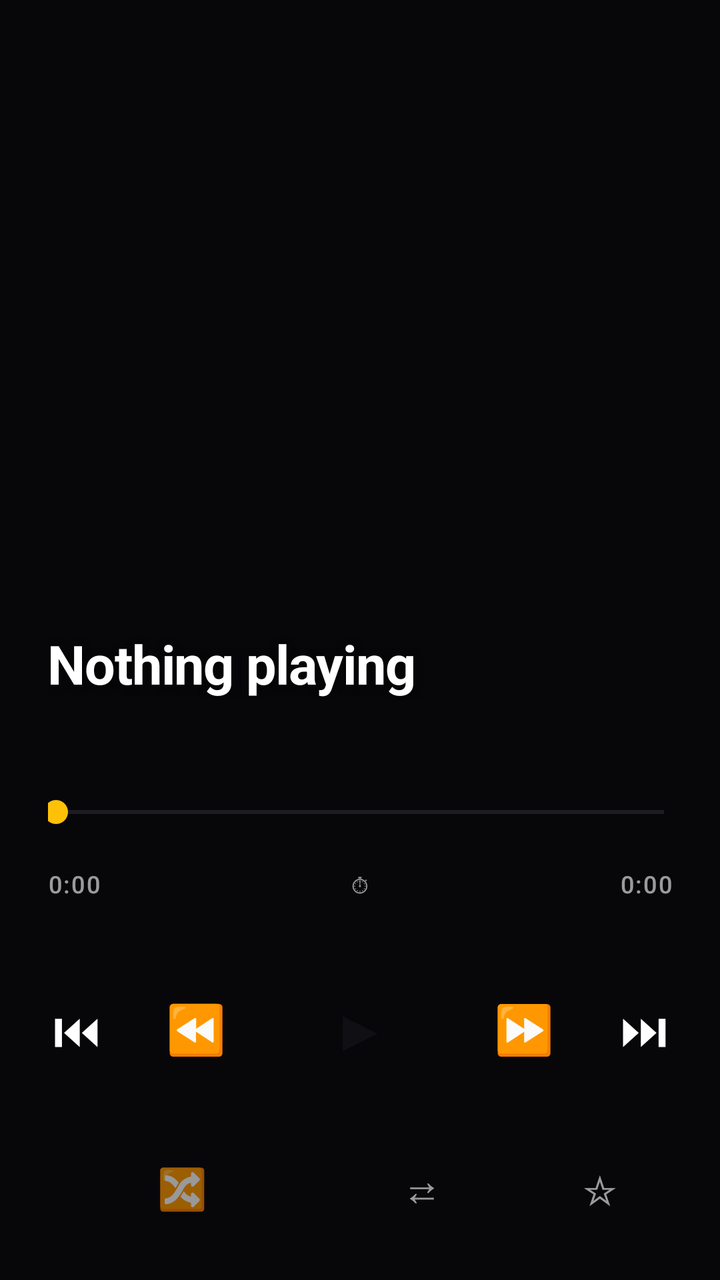
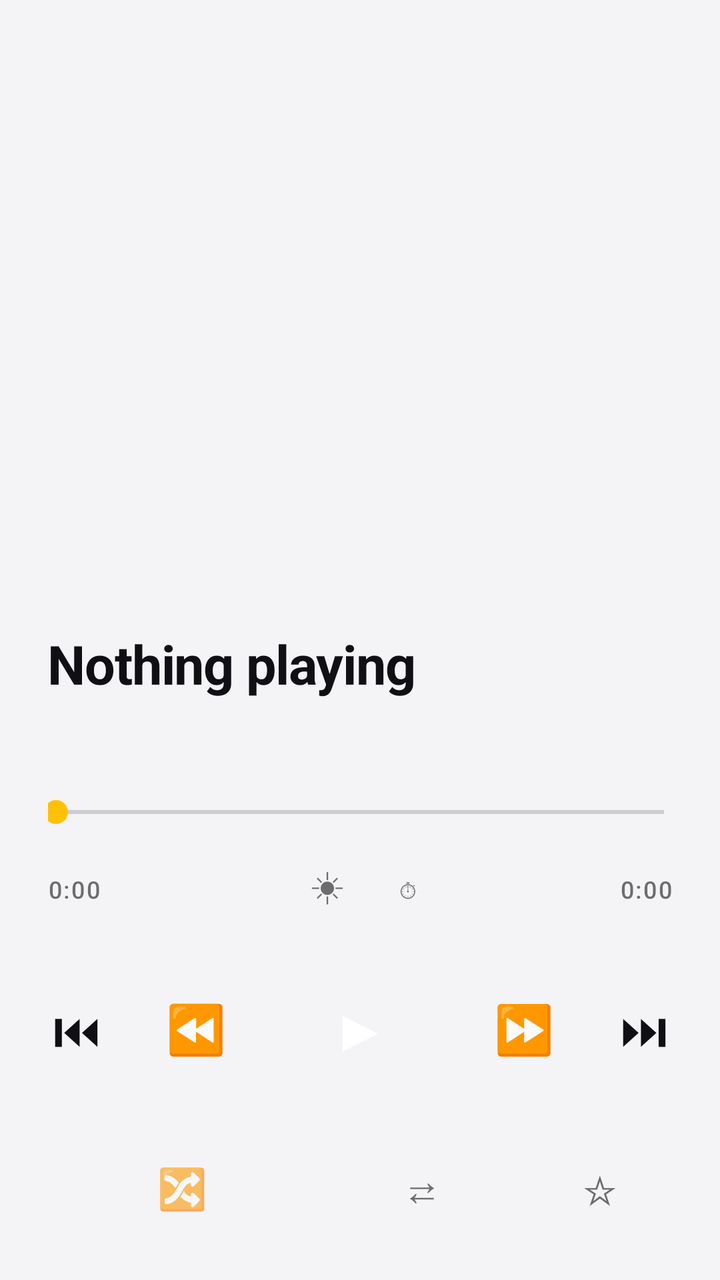

Before-and-after screenshots of an Android layout around one commit, followed by the original layout XML and the change that was made.
<!-- AndroidManifest.xml: application theme Theme.Chorus -->
<!-- res/layout/view_player.xml -->
<?xml version="1.0" encoding="utf-8"?>
<FrameLayout xmlns:android="http://schemas.android.com/apk/res/android"
    android:layout_width="match_parent"
    android:layout_height="match_parent"
    android:background="#FF07070A">

    
    <ImageView
        android:id="@+id/player_backdrop"
        android:layout_width="match_parent"
        android:layout_height="match_parent"
        android:alpha="0.9"
        android:importantForAccessibility="no"
        android:scaleType="centerCrop" />

    
    <View
        android:id="@+id/player_scrim"
        android:layout_width="match_parent"
        android:layout_height="match_parent"
        android:importantForAccessibility="no" />

    <LinearLayout
        android:id="@+id/player_content"
        android:layout_width="match_parent"
        android:layout_height="match_parent"
        android:gravity="center_vertical"
        android:orientation="vertical"
        android:paddingStart="24dp"
        android:paddingTop="12dp"
        android:paddingEnd="24dp"
        android:paddingBottom="20dp">

        
        <FrameLayout
            android:id="@+id/player_art_frame"
            android:layout_width="match_parent"
            android:layout_height="0dp"
            android:layout_weight="1">

            <ImageView
                android:id="@+id/player_art"
                android:layout_width="match_parent"
                android:layout_height="match_parent"
                android:contentDescription="Album art"
                android:scaleType="centerCrop" />
        </FrameLayout>

        <TextView
            android:id="@+id/player_title"
            android:layout_width="match_parent"
            android:layout_height="wrap_content"
            android:layout_marginTop="26dp"
            android:ellipsize="marquee"
            android:focusable="true"
            android:fontFamily="sans-serif"
            android:letterSpacing="-0.015"
            android:marqueeRepeatLimit="marquee_forever"
            android:maxLines="1"
            android:shadowColor="#99000000"
            android:shadowDx="0"
            android:shadowDy="2"
            android:shadowRadius="10"
            android:singleLine="true"
            android:text="Nothing playing"
            android:textColor="#FFFFFFFF"
            android:textSize="27sp"
            android:textStyle="bold" />

        <TextView
            android:id="@+id/player_artist"
            android:layout_width="match_parent"
            android:layout_height="wrap_content"
            android:layout_marginTop="6dp"
            android:ellipsize="end"
            android:fontFamily="sans-serif"
            android:maxLines="1"
            android:shadowColor="#80000000"
            android:shadowDx="0"
            android:shadowDy="1"
            android:shadowRadius="6"
            android:textColor="#B8FFFFFF"
            android:textSize="15sp" />

        
        <SeekBar
            android:id="@+id/player_seek"
            android:layout_width="match_parent"
            android:layout_height="32dp"
            android:layout_marginTop="14dp"
            android:max="0"
            android:paddingStart="4dp"
            android:paddingEnd="4dp"
            android:progress="0"
            android:splitTrack="false" />

        
        <LinearLayout
            android:layout_width="match_parent"
            android:layout_height="wrap_content"
            android:orientation="horizontal">

            <TextView
                android:id="@+id/player_elapsed"
                android:layout_width="0dp"
                android:layout_height="wrap_content"
                android:layout_weight="1"
                android:fontFamily="sans-serif-medium"
                android:gravity="start"
                android:letterSpacing="0.06"
                android:text="0:00"
                android:textColor="#99FFFFFF"
                android:textSize="12sp" />

            <TextView
                android:id="@+id/player_sleep"
                android:layout_width="wrap_content"
                android:layout_height="40dp"
                android:layout_marginStart="8dp"
                android:layout_marginEnd="8dp"
                android:background="?android:attr/selectableItemBackgroundBorderless"
                android:clickable="true"
                android:contentDescription="Sleep timer off, tap to set"
                android:focusable="true"
                android:gravity="center"
                android:text="⏱"
                android:textColor="#99FFFFFF"
                android:textSize="12sp" />

            <TextView
                android:id="@+id/player_total"
                android:layout_width="0dp"
                android:layout_height="wrap_content"
                android:layout_weight="1"
                android:fontFamily="sans-serif-medium"
                android:gravity="end"
                android:letterSpacing="0.06"
                android:text="0:00"
                android:textColor="#99FFFFFF"
                android:textSize="12sp" />
        </LinearLayout>

        
        <LinearLayout
            android:id="@+id/player_transport"
            android:layout_width="match_parent"
            android:layout_height="wrap_content"
            android:layout_marginTop="14dp"
            android:gravity="center"
            android:orientation="horizontal">

            <TextView
                android:id="@+id/player_prev"
                android:layout_width="60dp"
                android:layout_height="60dp"
                android:background="?android:attr/selectableItemBackgroundBorderless"
                android:clickable="true"
                android:contentDescription="Previous track"
                android:focusable="true"
                android:gravity="center"
                android:text="⏮"
                android:textColor="#FFFFFFFF"
                android:textSize="24sp" />

            <TextView
                android:id="@+id/player_rewind"
                android:layout_width="60dp"
                android:layout_height="60dp"
                android:background="?android:attr/selectableItemBackgroundBorderless"
                android:clickable="true"
                android:contentDescription="Rewind 10 seconds"
                android:focusable="true"
                android:gravity="center"
                android:text="⏪"
                android:textColor="#FFFFFFFF"
                android:textSize="24sp" />

            
            <TextView
                android:id="@+id/player_play_pause"
                android:layout_width="76dp"
                android:layout_height="76dp"
                android:layout_marginStart="14dp"
                android:layout_marginEnd="14dp"
                android:clickable="true"
                android:contentDescription="Play or pause"
                android:focusable="true"
                android:gravity="center"
                android:text="▶"
                android:textColor="#FF101014"
                android:textSize="30sp" />

            <TextView
                android:id="@+id/player_forward"
                android:layout_width="60dp"
                android:layout_height="60dp"
                android:background="?android:attr/selectableItemBackgroundBorderless"
                android:clickable="true"
                android:contentDescription="Forward 10 seconds"
                android:focusable="true"
                android:gravity="center"
                android:text="⏩"
                android:textColor="#FFFFFFFF"
                android:textSize="24sp" />

            <TextView
                android:id="@+id/player_next"
                android:layout_width="60dp"
                android:layout_height="60dp"
                android:background="?android:attr/selectableItemBackgroundBorderless"
                android:clickable="true"
                android:contentDescription="Next track"
                android:focusable="true"
                android:gravity="center"
                android:text="⏭"
                android:textColor="#FFFFFFFF"
                android:textSize="24sp" />
        </LinearLayout>

        
        <LinearLayout
            android:id="@+id/player_modes"
            android:layout_width="match_parent"
            android:layout_height="wrap_content"
            android:layout_marginTop="16dp"
            android:gravity="center"
            android:orientation="horizontal">

            <TextView
                android:id="@+id/player_shuffle"
                android:layout_width="wrap_content"
                android:layout_height="52dp"
                android:background="?android:attr/selectableItemBackgroundBorderless"
                android:clickable="true"
                android:contentDescription="Shuffle off"
                android:focusable="true"
                android:gravity="center"
                android:minWidth="104dp"
                android:paddingStart="24dp"
                android:paddingEnd="24dp"
                android:text="🔀"
                android:textColor="#99FFFFFF"
                android:textSize="20sp" />

            <TextView
                android:id="@+id/player_repeat"
                android:layout_width="wrap_content"
                android:layout_height="52dp"
                android:layout_marginStart="16dp"
                android:background="?android:attr/selectableItemBackgroundBorderless"
                android:clickable="true"
                android:contentDescription="Repeat off"
                android:focusable="true"
                android:gravity="center"
                android:minWidth="104dp"
                android:paddingStart="24dp"
                android:paddingEnd="24dp"
                android:text="⇄"
                android:textColor="#99FFFFFF"
                android:textSize="20sp" />

            
            <TextView
                android:id="@+id/player_star"
                android:layout_width="wrap_content"
                android:layout_height="52dp"
                android:layout_marginStart="16dp"
                android:background="?android:attr/selectableItemBackgroundBorderless"
                android:clickable="true"
                android:contentDescription="Not a favourite"
                android:focusable="true"
                android:gravity="center"
                android:paddingStart="12dp"
                android:paddingEnd="12dp"
                android:text="☆"
                android:textColor="#99FFFFFF"
                android:textSize="20sp" />
        </LinearLayout>
    </LinearLayout>
</FrameLayout>
<!-- resources referenced by this layout -->
<resources>
  <style name="Theme.Chorus" parent="Theme.Chorus.Base" />
  <color name="chorus_light_bg">#FFF4F4F7</color>
  <color name="chorus_light_status_bar">@color/chorus_light_bg</color>
  <color name="chorus_light_nav_bar">@color/chorus_light_bg</color>
  <color name="chorus_light_text_primary">#FF101014</color>
  <color name="chorus_light_text_secondary">#FF5B5B66</color>
  <color name="chorus_light_surface">#FFFFFFFF</color>
  <color name="chorus_light_surface_elevated">#FFFFFFFF</color>
  <color name="chorus_light_text_muted">#FF8A8A96</color>
  <color name="chorus_light_divider">#1F000000</color>
  <color name="chorus_light_accent">#FFFFC107</color>
  <color name="chorus_light_accent_text">#FF8A6D00</color>
  <color name="chorus_light_player_bg">#FFF4F4F7</color>
  <color name="chorus_light_player_text">#FF101014</color>
  <color name="chorus_light_player_text_secondary">#B3101014</color>
  <color name="chorus_light_player_text_muted">#99101014</color>
  <color name="chorus_light_player_text_shadow">#00000000</color>
  <color name="chorus_light_player_art_card">#FF14141A</color>
  <color name="chorus_light_player_scrim_mid">#CCFFFFFF</color>
  <color name="chorus_light_player_scrim_low">#F2FFFFFF</color>
  <color name="chorus_light_player_scrim_end">#FAFFFFFF</color>
  <color name="chorus_light_player_surface">#FF101014</color>
  <color name="chorus_light_player_on_surface">#FFFFFFFF</color>
  <color name="chorus_light_player_pill">#1F000000</color>
  <color name="chorus_light_player_pill_border">#33000000</color>
  <color name="chorus_light_player_pill_on">#66FFC107</color>
  <color name="chorus_light_player_on_pill_text">#FF101014</color>
  <color name="chorus_light_player_pill_strong">#FF101014</color>
  <color name="chorus_light_player_on_strong_pill_text">#FFFFFFFF</color>
  <color name="chorus_light_player_ripple">#33000000</color>
  <color name="chorus_light_player_seek_track">#33000000</color>
  <color name="chorus_light_player_seek_thumb">#FF101014</color>
  <color name="chorus_light_player_seek_halo">#40000000</color>
  <!-- unchanged entries left out for length: 1 -->
</resources>

<!-- the commit's change to res/layout/view_player.xml (unified diff, before → after) -->
@@ -2,7 +2,7 @@
 <FrameLayout xmlns:android="http://schemas.android.com/apk/res/android"
     android:layout_width="match_parent"
     android:layout_height="match_parent"
-    android:background="#FF07070A">
+    android:background="?attr/chorusPlayerBg">
 
     
     <ImageView
@@ -57,13 +57,13 @@
             android:letterSpacing="-0.015"
             android:marqueeRepeatLimit="marquee_forever"
             android:maxLines="1"
-            android:shadowColor="#99000000"
+            android:shadowColor="?attr/chorusPlayerTextShadow"
             android:shadowDx="0"
             android:shadowDy="2"
             android:shadowRadius="10"
             android:singleLine="true"
             android:text="Nothing playing"
-            android:textColor="#FFFFFFFF"
+            android:textColor="?attr/chorusPlayerText"
             android:textSize="27sp"
             android:textStyle="bold" />
 
@@ -75,11 +75,11 @@
             android:ellipsize="end"
             android:fontFamily="sans-serif"
             android:maxLines="1"
-            android:shadowColor="#80000000"
+            android:shadowColor="?attr/chorusPlayerTextShadow"
             android:shadowDx="0"
             android:shadowDy="1"
             android:shadowRadius="6"
-            android:textColor="#B8FFFFFF"
+            android:textColor="?attr/chorusPlayerTextSecondary"
             android:textSize="15sp" />
 
         
@@ -109,8 +109,21 @@
                 android:gravity="start"
                 android:letterSpacing="0.06"
                 android:text="0:00"
-                android:textColor="#99FFFFFF"
+                android:textColor="?attr/chorusPlayerTextMuted"
                 android:textSize="12sp" />
+
+            <TextView
+                android:id="@+id/player_cycle"
+                android:layout_width="40dp"
+                android:layout_height="40dp"
+                android:layout_marginEnd="8dp"
+                android:clickable="true"
+                android:contentDescription="Cycle mode off, tap to turn on"
+                android:focusable="true"
+                android:gravity="center"
+                android:text="&#9728;&#65038;"
+                android:textColor="?attr/chorusPlayerTextMuted"
+                android:textSize="19sp" />
 
             <TextView
                 android:id="@+id/player_sleep"
@@ -124,7 +137,7 @@
                 android:focusable="true"
                 android:gravity="center"
                 android:text="⏱"
-                android:textColor="#99FFFFFF"
+                android:textColor="?attr/chorusPlayerTextMuted"
                 android:textSize="12sp" />
 
             <TextView
@@ -136,7 +149,7 @@
                 android:gravity="end"
                 android:letterSpacing="0.06"
                 android:text="0:00"
-                android:textColor="#99FFFFFF"
+                android:textColor="?attr/chorusPlayerTextMuted"
                 android:textSize="12sp" />
         </LinearLayout>
 
@@ -159,7 +172,7 @@
                 android:focusable="true"
                 android:gravity="center"
                 android:text="⏮"
-                android:textColor="#FFFFFFFF"
+                android:textColor="?attr/chorusPlayerText"
                 android:textSize="24sp" />
 
             <TextView
@@ -172,7 +185,7 @@
                 android:focusable="true"
                 android:gravity="center"
                 android:text="⏪"
-                android:textColor="#FFFFFFFF"
+                android:textColor="?attr/chorusPlayerText"
                 android:textSize="24sp" />
 
             
@@ -187,7 +200,7 @@
                 android:focusable="true"
                 android:gravity="center"
                 android:text="▶"
-                android:textColor="#FF101014"
+                android:textColor="?attr/chorusPlayerOnSurface"
                 android:textSize="30sp" />
 
             <TextView
@@ -200,7 +213,7 @@
                 android:focusable="true"
                 android:gravity="center"
                 android:text="⏩"
-                android:textColor="#FFFFFFFF"
+                android:textColor="?attr/chorusPlayerText"
                 android:textSize="24sp" />
 
             <TextView
@@ -213,7 +226,7 @@
                 android:focusable="true"
                 android:gravity="center"
                 android:text="⏭"
-                android:textColor="#FFFFFFFF"
+                android:textColor="?attr/chorusPlayerText"
                 android:textSize="24sp" />
         </LinearLayout>
 
@@ -239,7 +252,7 @@
                 android:paddingStart="24dp"
                 android:paddingEnd="24dp"
                 android:text="🔀"
-                android:textColor="#99FFFFFF"
+                android:textColor="?attr/chorusPlayerTextMuted"
                 android:textSize="20sp" />
 
             <TextView
@@ -256,7 +269,7 @@
                 android:paddingStart="24dp"
                 android:paddingEnd="24dp"
                 android:text="⇄"
-                android:textColor="#99FFFFFF"
+                android:textColor="?attr/chorusPlayerTextMuted"
                 android:textSize="20sp" />
 
             
@@ -273,7 +286,7 @@
                 android:paddingStart="12dp"
                 android:paddingEnd="12dp"
                 android:text="☆"
-                android:textColor="#99FFFFFF"
+                android:textColor="?attr/chorusPlayerTextMuted"
                 android:textSize="20sp" />
         </LinearLayout>
     </LinearLayout>
